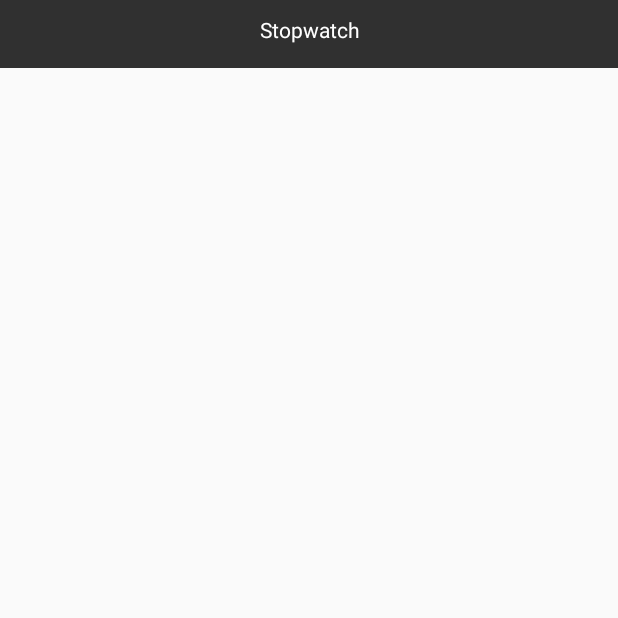
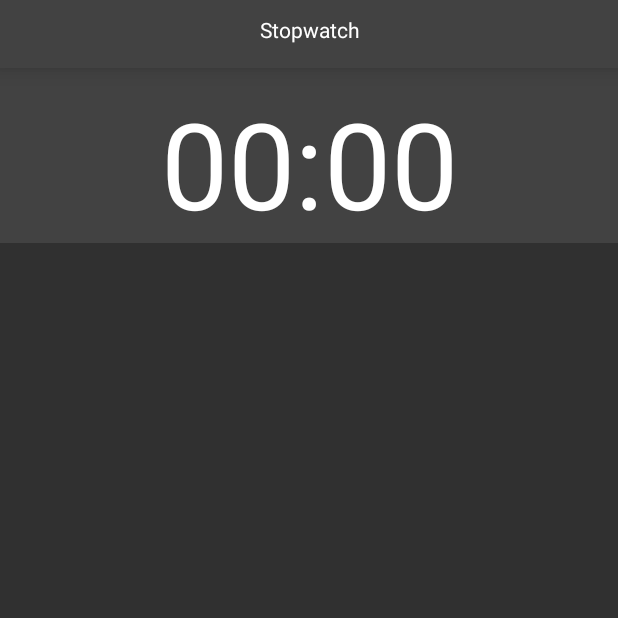
Before and after one commit to nzdroiddev/Kiwi_Timer, an Android app: the screen it shows after launch (MainActivity), on a phone screen of 412 x 824 dp, the top half of it. Run offline under Robolectric (Android 15) with nearby library versions, the phone set to English and light mode, and no system bars.

Commit message:
Updated main design to Material Dark design. Added Stopwatch TextView

```diff
--- a/app/src/main/java/com/gdanz/nzdroiddev/kiwitimer/MainActivity.java
+++ b/app/src/main/java/com/gdanz/nzdroiddev/kiwitimer/MainActivity.java
@@ -1,6 +1,7 @@
 package com.gdanz.nzdroiddev.kiwitimer;
 
 import android.app.Activity;
+import android.graphics.Typeface;
 import android.os.Bundle;
 import android.widget.ViewFlipper;
 import android.view.MotionEvent;
@@ -15,6 +16,7 @@ public class MainActivity extends Activity {
         super.onCreate(savedInstanceState);
         setContentView(R.layout.activity_main);
         viewFlipper = (ViewFlipper) findViewById(R.id.viewFlipper);
+        Typeface fontNixie = Typeface.createFromAsset(this.getAssets(), "fonts/NixieOne-Regular.ttf");
     }
 /*
     @Override
--- a/app/src/main/res/layout/activity_main.xml
+++ b/app/src/main/res/layout/activity_main.xml
@@ -15,7 +15,8 @@
 
         <RelativeLayout
             android:layout_width="match_parent"
-            android:layout_height="match_parent">
+            android:layout_height="match_parent"
+            android:background="@color/background_material_dark">
 
             <TextView
                 android:layout_width="match_parent"
@@ -24,14 +25,31 @@
                 android:text="@string/stopwatch_title"
                 android:id="@+id/textView"
                 android:paddingBottom="16dp"
-                android:background="@color/background_material_dark"
+                android:background="@color/background_floating_material_dark"
                 android:textColor="@color/primary_text_default_material_dark"
+                android:paddingTop="10dp"
+                android:elevation="10dp" />
+
+            <TextView
+                android:layout_width="fill_parent"
+                android:layout_height="wrap_content"
+                android:textAppearance="?android:attr/textAppearanceLarge"
+                android:text="@string/stopwatch_initial"
+                android:id="@+id/textViewStopwatchDisplay"
+                android:layout_below="@+id/textView"
+                android:layout_centerHorizontal="true"
+                android:background="@color/background_floating_material_dark"
+                android:gravity="center_vertical|center|center_horizontal"
+                android:textColor="@color/primary_text_default_material_dark"
+                android:textSize="80sp"
+                android:elegantTextHeight="false"
                 android:paddingTop="10dp" />
         </RelativeLayout>
 
         <RelativeLayout
             android:layout_width="match_parent"
-            android:layout_height="match_parent">
+            android:layout_height="match_parent"
+            android:background="@color/background_material_dark">
 
             <TextView
                 android:layout_width="match_parent"
@@ -39,15 +57,17 @@
                 android:gravity="center_horizontal"
                 android:text="@string/settings_title"
                 android:id="@+id/textView2"
-                android:background="@color/background_material_dark"
+                android:background="@color/background_floating_material_dark"
                 android:paddingBottom="16dp"
                 android:textColor="@color/primary_text_default_material_dark"
-                android:paddingTop="10dp" />
+                android:paddingTop="10dp"
+                android:elevation="10dp" />
         </RelativeLayout>
 
         <RelativeLayout
             android:layout_width="match_parent"
-            android:layout_height="match_parent">
+            android:layout_height="match_parent"
+            android:background="@color/background_material_dark">
 
             <TextView
                 android:layout_width="match_parent"
@@ -56,9 +76,10 @@
                 android:text="@string/timer_title"
                 android:id="@+id/textView3"
                 android:paddingBottom="16dp"
-                android:background="@color/background_material_dark"
+                android:background="@color/background_floating_material_dark"
                 android:textColor="@color/primary_text_default_material_dark"
-                android:paddingTop="10dp" />
+                android:paddingTop="10dp"
+                android:elevation="10dp" />
         </RelativeLayout>
     </ViewFlipper>
 </LinearLayout>
--- a/app/src/main/res/values/strings.xml
+++ b/app/src/main/res/values/strings.xml
@@ -6,4 +6,5 @@
     <string name="stopwatch_title">Stopwatch</string>
     <string name="timer_title">Timer</string>
     <string name="settings_title">Settings</string>
+    <string name="stopwatch_initial">00:00</string>
 </resources>
```
Also changed, not shown: app/src/main/assets/fonts/NixieOne-Regular.ttf (added).
